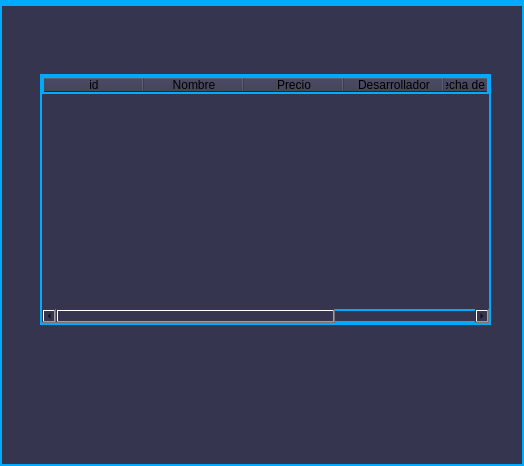
This is views/videojuego.ui in joanmera/Gameverse_Interface as Qt 5 draws it before an edit. The edited form follows.
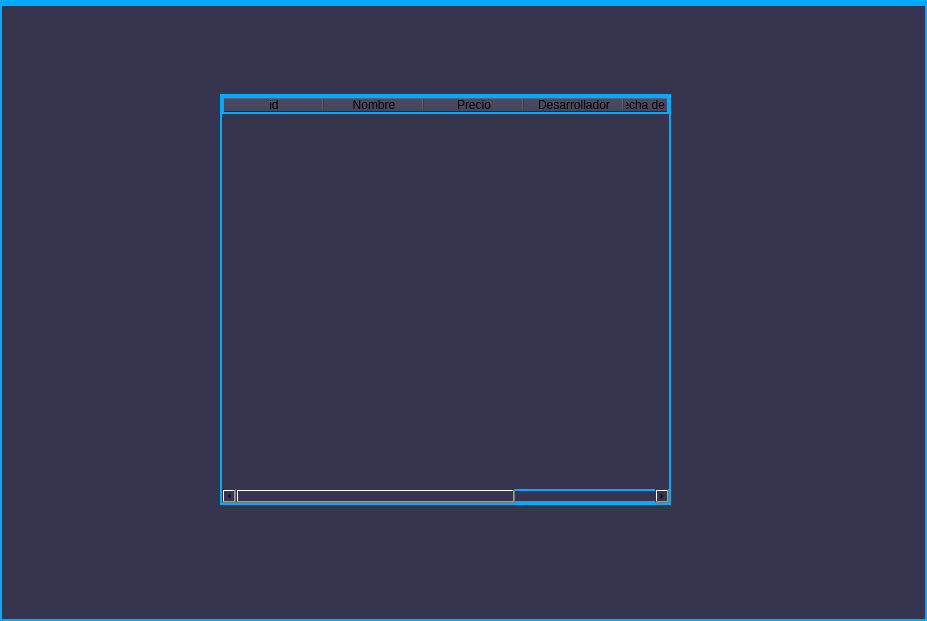
This is the edited form.

What changed in the file:
```diff
--- a/views/videojuego.ui
+++ b/views/videojuego.ui
@@ -6,8 +6,8 @@
    <rect>
     <x>0</x>
     <y>0</y>
-    <width>524</width>
-    <height>466</height>
+    <width>927</width>
+    <height>621</height>
    </rect>
   </property>
   <property name="windowTitle">
@@ -21,10 +21,10 @@
    <widget class="QTableWidget" name="tableWidget">
     <property name="geometry">
      <rect>
-      <x>40</x>
-      <y>70</y>
+      <x>220</x>
+      <y>90</y>
       <width>451</width>
-      <height>251</height>
+      <height>411</height>
      </rect>
     </property>
     <column>
@@ -64,7 +64,7 @@
     <rect>
      <x>0</x>
      <y>0</y>
-     <width>524</width>
+     <width>927</width>
      <height>22</height>
     </rect>
    </property>
```
